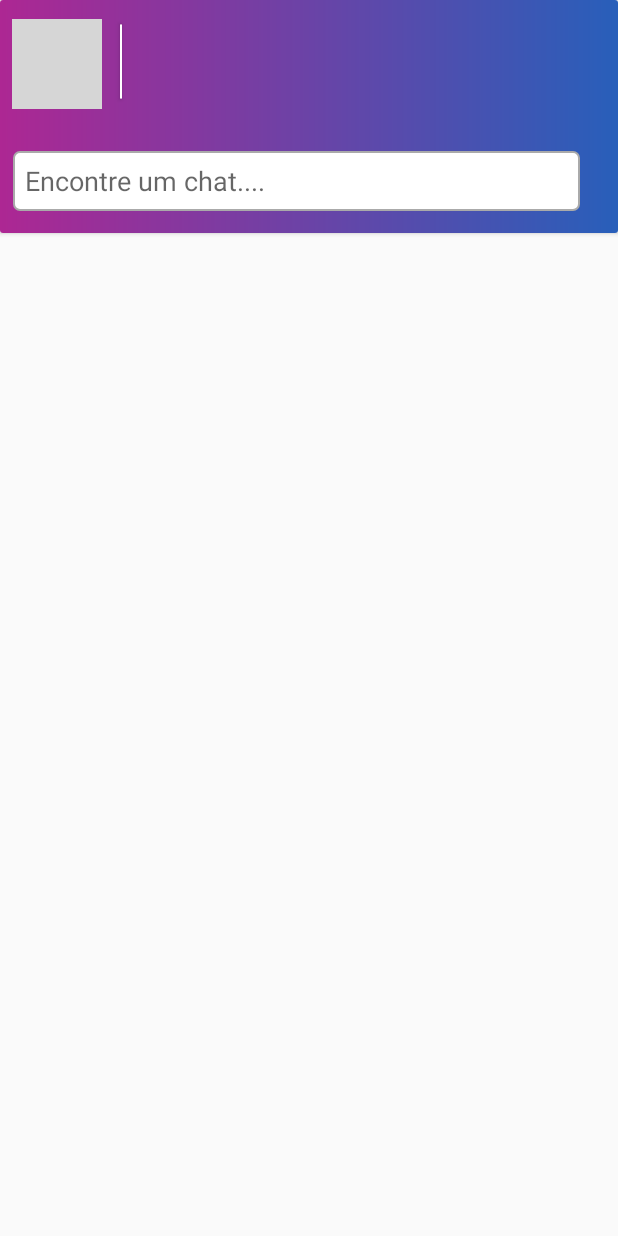
After one commit to feliperrella/SoftSong, an Android app: the Chats_Index screen opened directly, with no data from a screen before it, on a phone screen of 412 x 824 dp. The commit adds this screen. Run offline under Robolectric (Android 15) with nearby library versions, the phone set to English and light mode, and no system bars; our stand-ins replace CircleImageView; pictures from the network do not load; grey boxes are pictures that could not be loaded.

Commit message:
So algumas correçoes

```diff
--- a/app/build.gradle
+++ b/app/build.gradle
@@ -51,5 +51,6 @@ dependencies {
     implementation 'com.android.support:recyclerview-v7:27.0.0'
     implementation 'com.nightonke:boommenu:2.1.1'
     implementation 'com.google.android.exoplayer:exoplayer:2.7.2'
+    implementation 'com.github.chrisbanes:PhotoView:2.1.3'
 
 }
--- a/app/src/main/java/com/example/felip/softsong/ClasseConexao.java
+++ b/app/src/main/java/com/example/felip/softsong/ClasseConexao.java
@@ -9,7 +9,7 @@ import java.sql.SQLException;
 import static java.sql.DriverManager.getConnection;
 
 public class ClasseConexao {
-//public static String ip = "179.97.179.63";
+//public static String ip = "187.34.122.126";
 public static String ip = "192.168.15.17";
 
     @SuppressLint("NewApi")
--- a/app/src/main/java/com/example/felip/softsong/Home_Screen.java
+++ b/app/src/main/java/com/example/felip/softsong/Home_Screen.java
@@ -19,7 +19,6 @@ import android.view.animation.AnimationUtils;
 import android.widget.ImageView;
 import android.widget.ListView;
 import android.widget.RelativeLayout;
-import android.widget.Toast;
 
 import com.nightonke.boommenu.BoomButtons.BoomButton;
 import com.nightonke.boommenu.BoomButtons.OnBMClickListener;
@@ -91,7 +90,8 @@ public class Home_Screen extends Activity {
                                     {
                                         @Override
                                         public void run() {
-                                            Toast.makeText(getApplicationContext(), "Recurso em construçao!!", Toast.LENGTH_SHORT);
+                                            Intent x = new Intent(Home_Screen.this, Chats_Index.class);
+                                            startActivity(x, ActivityOptions.makeSceneTransitionAnimation(Home_Screen.this).toBundle());
                                         }}, 700);
                                     break;
                                 case 4:
@@ -126,7 +126,7 @@ public class Home_Screen extends Activity {
                 if(connection != null)
                 {
                     Statement stmt = connection.createStatement();
-                    ResultSet rs = stmt.executeQuery("Select Count(*) from tblSeguir where IDSeguido = " + Login_Screen.sharedPref.getString("id",""));
+                    ResultSet rs = stmt.executeQuery("Select Count(*) from tblSeguir where IDSeguindo = " + Login_Screen.sharedPref.getString("id",""));
                     if(rs != null && rs.next())
                     {
                         SharedPreferences.Editor editor = Login_Screen.sharedPref.edit();
--- a/app/src/main/java/com/example/felip/softsong/Login_Screen.java
+++ b/app/src/main/java/com/example/felip/softsong/Login_Screen.java
@@ -238,9 +238,9 @@ public class Login_Screen extends AppCompatActivity {
         @Override
         protected void onPostExecute(String r) {
             Toast.makeText(Login_Screen.this, r, Toast.LENGTH_SHORT).show();
-            finish();
             if (isSuccess) {
                 Toast.makeText(Login_Screen.this, r, Toast.LENGTH_SHORT).show();
+                finish();
             }
 
         }
--- a/app/src/main/java/com/example/felip/softsong/Perfil.java
+++ b/app/src/main/java/com/example/felip/softsong/Perfil.java
@@ -154,7 +154,7 @@ public class Perfil extends Activity {
                     message = "Error in connection with SQL server";
                 } else {
                     String sub1 = "(Select Count(*) from tblSeguir where IDSeguidor = " + Login_Screen.sharedPref.getString("id","") + ")";
-                    String sub2 = "(Select Count(*) from tblSeguir where IDSeguido =" + Login_Screen.sharedPref.getString("id","") +")";
+                    String sub2 = "(Select Count(*) from tblSeguir where IDSeguindo =" + Login_Screen.sharedPref.getString("id","") +")";
                     String sub3 = "(Select nome from tblUsuario where IDUsuario = " + Login_Screen.sharedPref.getString("id","") + ")";
                     String query = "select Count(*)," + sub1 + "," + sub2 + "," + sub3 + "from tblPost where ID_Usuario = " + Login_Screen.sharedPref.getString("id","");
                     Statement stmt = con.createStatement();
--- a/app/src/main/java/com/example/felip/softsong/PostDeals.java
+++ b/app/src/main/java/com/example/felip/softsong/PostDeals.java
@@ -67,7 +67,7 @@ public class PostDeals {
                 } else {
                     String query = "";
                     if(tipoquery.equals("all"))
-                        query = "Select (Select count(*) from tblCurtir where ID_Post = post.IDPost),(Select count(*) from tblCurtir where ID_Post = post.IDPost and ID_Usuario = " + Login_Screen.sharedPref.getString("id","") + ") as likou ,usu.username,usu.caminho_imagem, post.ID_Usuario,post.IDPost, post.titulo, post.legenda, post.data_horario, midia.caminho_imagem from tblPost as post  left join tblMidiaPost as midiapost on post.IDPost = midiapost.ID_Post left join tblMidia as midia on midiapost.ID_Midia = midia.IDMidia inner join tblUsuario as usu on post.ID_Usuario = usu.IDUsuario where post.ID_Usuario in (Select IDSeguido from tblSeguir where IDSeguidor = " + Login_Screen.sharedPref.getString("id","") + ") group by post.IDPost DESC";
+                        query = "Select (Select count(*) from tblCurtir where ID_Post = post.IDPost),(Select count(*) from tblCurtir where ID_Post = post.IDPost and ID_Usuario = " + Login_Screen.sharedPref.getString("id","") + ") as likou ,usu.username,usu.caminho_imagem, post.ID_Usuario,post.IDPost, post.titulo, post.legenda, post.data_horario, midia.caminho_imagem from tblPost as post  left join tblMidiaPost as midiapost on post.IDPost = midiapost.ID_Post left join tblMidia as midia on midiapost.ID_Midia = midia.IDMidia inner join tblUsuario as usu on post.ID_Usuario = usu.IDUsuario where post.ID_Usuario in (Select IDSeguindo from tblSeguir where IDSeguidor = " + Login_Screen.sharedPref.getString("id","") + ") group by post.IDPost DESC";
                     else if(tipoquery.equals("my"))
                         query = "Select (Select count(*) from tblCurtir where ID_Post = post.IDPost),(Select count(*) from tblCurtir where ID_Post = post.IDPost and ID_Usuario =" + Login_Screen.sharedPref.getString("id","") + ") as likou,usu.username,usu.caminho_imagem, post.ID_Usuario,post.IDPost, post.titulo, post.legenda, post.data_horario, midia.caminho_imagem from tblPost as post left join tblMidiaPost as midiapost on post.IDPost = midiapost.ID_Post left join tblMidia as midia on midiapost.ID_Midia = midia.IDMidia inner join tblUsuario as usu on post.ID_Usuario = usu.IDUsuario where post.ID_Usuario = " + Login_Screen.sharedPref.getString("id","") + " group by post.IDPost DESC";
                      else if(tipoquery.equals("spec"))
--- a/app/src/main/java/com/example/felip/softsong/Public_Perfil.java
+++ b/app/src/main/java/com/example/felip/softsong/Public_Perfil.java
@@ -183,9 +183,9 @@ public class Public_Perfil extends Activity{
                     message = "Error in connection with SQL server";
                 } else {
                     String sub1 = "(Select Count(IDSeguidor) from tblSeguir where IDSeguidor = (Select IDUsuario from tblUsuario where username ='" + Search.user + "'))";
-                    String sub2 = "(Select Count(IDSeguido) from tblSeguir where IDSeguido = (Select IDUsuario from tblUsuario where username ='" + Search.user +"'))";
+                    String sub2 = "(Select Count(IDSeguindo) from tblSeguir where IDSeguindo = (Select IDUsuario from tblUsuario where username ='" + Search.user +"'))";
                     String sub3 = "(Select IDBloqueado from tblBloqueio where IDBloqueador = " + Login_Screen.sharedPref.getString("id", "") + " and IDBloqueado = (Select IDUsuario from tblUsuario where username ='" + Search.user + "'))";
-                    String sub4 = "(Select IDSeguido from tblSeguir where IDSeguidor = " + Login_Screen.sharedPref.getString("id", "") + " and IDSeguido = (Select IDUsuario from tblUsuario where username = '" + Search.user + "'))";
+                    String sub4 = "(Select IDSeguindo from tblSeguir where IDSeguidor = " + Login_Screen.sharedPref.getString("id", "") + " and IDSeguindo = (Select IDUsuario from tblUsuario where username = '" + Search.user + "'))";
                     String sub5 = "(Select descricao from tblUsuario where username = '" + Search.user + "')";
                     String sub6 = "(select nome from tblUsuario where username = '" + Search.user + "')";
                     String query = "select Count(*)," + sub1 + "," + sub2 + "," + sub3 + "," + sub4 + "," + sub5 + "," + sub6 + " from tblPost where ID_Usuario = (Select IDUsuario from tblUsuario where username ='" + Search.user + "')";
--- a/app/src/main/java/com/example/felip/softsong/Seguidores_Seguidos.java
+++ b/app/src/main/java/com/example/felip/softsong/Seguidores_Seguidos.java
@@ -43,7 +43,7 @@ public class Seguidores_Seguidos extends Activity {
                     foto.clear();
                     name.clear();
                     Statement stmt = connection.createStatement();
-                    ResultSet rs = stmt.executeQuery(Op == "seguidos" ? "Select username, nome, caminho_imagem from tblUsuario where IDUsuario in (Select IDSeguido from tblSeguir where IDSeguidor = (Select IDUsuario from tblUsuario where username = '" + usu + "'))" : "Select username, nome, caminho_imagem from tblUsuario where IDUsuario in (Select IDSeguidor from tblSeguir where IDSeguido = (Select IDUsuario from tblUsuario where username = '" + usu + "'))");
+                    ResultSet rs = stmt.executeQuery(Op == "seguidos" ? "Select username, nome, caminho_imagem from tblUsuario where IDUsuario in (Select IDSeguindo from tblSeguir where IDSeguidor = (Select IDUsuario from tblUsuario where username = '" + usu + "'))" : "Select username, nome, caminho_imagem from tblUsuario where IDUsuario in (Select IDSeguidor from tblSeguir where IDSeguindo = (Select IDUsuario from tblUsuario where username = '" + usu + "'))");
                     rs.beforeFirst();
                     while(rs.next())
                     {
--- a/app/src/main/java/com/example/felip/softsong/atualizar_perfil.java
+++ b/app/src/main/java/com/example/felip/softsong/atualizar_perfil.java
@@ -53,7 +53,7 @@ public class atualizar_perfil extends Activity {
             @Override
             public void run() {
                 super.run();
-                Glide.with(getApplicationContext()).load("http://192.168.15.17/pictures/" + Login_Screen.sharedPref.getString("foto_perfil","")).into(perfil);
+                Glide.with(getApplicationContext()).load("http://192.168.15.17/pictures/" + Login_Screen.sharedPref.getString("foto_perfil","")).placeholder(R.drawable.ico_uso).into(perfil);
             }
         };
         foto.run();
--- a/app/src/main/res/drawable/gradient.xml
+++ b/app/src/main/res/drawable/gradient.xml
@@ -2,9 +2,8 @@
 <shape xmlns:android="http://schemas.android.com/apk/res/android"
     android:shape="rectangle">
     <gradient
-        android:startColor="#3D5069"
-        android:centerColor="#2A3c58"
-        android:endColor="#192943"
+        android:endColor="#285FBA"
+        android:startColor="#ad2793"
         android:angle="0"/>
     <corners
         android:radius="0dp"/>
--- /dev/null
+++ b/app/src/main/res/drawable/shape2.xml
@@ -0,0 +1,6 @@
+<?xml version="1.0" encoding="utf-8"?>
+<shape xmlns:android="http://schemas.android.com/apk/res/android">
+    <corners android:radius="4dp"/>
+    <stroke android:width="1dp" android:color="@android:color/darker_gray"/>
+    <solid android:color="#ffffff"></solid>
+</shape>
--- /dev/null
+++ b/app/src/main/res/layout/chats_index.xml
@@ -0,0 +1,105 @@
+<?xml version="1.0" encoding="utf-8"?>
+<android.support.constraint.ConstraintLayout
+    xmlns:android="http://schemas.android.com/apk/res/android"
+    xmlns:app="http://schemas.android.com/apk/res-auto"
+    xmlns:tools="http://schemas.android.com/tools"
+    android:layout_width="match_parent"
+    android:layout_height="match_parent">
+
+    <android.support.v7.widget.CardView
+        android:id="@+id/cardView6"
+        android:layout_width="match_parent"
+        android:layout_height="155dp"
+        app:layout_constraintEnd_toEndOf="parent"
+        app:layout_constraintStart_toStartOf="parent"
+        app:layout_constraintTop_toTopOf="parent">
+
+        <android.support.constraint.ConstraintLayout
+            android:layout_width="match_parent"
+            android:layout_height="match_parent"
+            android:background="@drawable/gradient">
+
+            <de.hdodenhof.circleimageview.CircleImageView
+                android:id="@+id/perfil"
+                android:layout_width="60dp"
+                android:layout_height="60dp"
+                android:layout_marginStart="8dp"
+                android:layout_marginTop="8dp"
+                android:layout_marginBottom="8dp"
+                app:layout_constraintBottom_toTopOf="@+id/guideline25"
+                app:layout_constraintStart_toStartOf="parent"
+                app:layout_constraintTop_toTopOf="parent" />
+
+            <android.support.v7.widget.CardView
+                android:id="@+id/cardView5"
+                android:layout_width="1dp"
+                android:layout_height="50dp"
+                android:layout_marginStart="12dp"
+                android:layout_marginTop="8dp"
+                android:layout_marginBottom="8dp"
+                android:background="@drawable/line_background"
+                app:layout_constraintBottom_toTopOf="@+id/guideline25"
+                app:layout_constraintStart_toEndOf="@+id/perfil"
+                app:layout_constraintTop_toTopOf="parent"
+                app:layout_constraintVertical_bias="0.421" />
+
+            <TextView
+                android:id="@+id/idUsuario"
+                android:layout_width="wrap_content"
+                android:layout_height="wrap_content"
+                android:layout_marginStart="12dp"
+                android:layout_marginTop="8dp"
+                android:layout_marginBottom="8dp"
+                android:text="FelipePerrella"
+                android:textColor="#ffffff"
+                android:textStyle="bold|italic"
+                app:layout_constraintBottom_toTopOf="@+id/guideline25"
+                app:layout_constraintStart_toEndOf="@+id/cardView5"
+                app:layout_constraintTop_toTopOf="parent"
+                app:layout_constraintVertical_bias="0.48" />
+
+            <android.support.constraint.Guideline
+                android:id="@+id/guideline25"
+                android:layout_width="wrap_content"
+                android:layout_height="wrap_content"
+                android:orientation="horizontal"
+                app:layout_constraintGuide_begin="20dp"
+                app:layout_constraintGuide_percent="0.55" />
+
+            <EditText
+                android:id="@+id/editText"
+                android:layout_width="378dp"
+                android:layout_height="40dp"
+                android:layout_marginStart="8dp"
+                android:layout_marginTop="8dp"
+                android:layout_marginEnd="15dp"
+                android:layout_marginBottom="8dp"
+                android:background="@drawable/shape2"
+                android:ems="10"
+                android:hint="Encontre um chat...."
+                android:inputType="textPersonName"
+                android:paddingStart="8dp"
+                android:textColor="#495057"
+                app:layout_constraintBottom_toBottomOf="parent"
+                app:layout_constraintEnd_toEndOf="parent"
+                app:layout_constraintHorizontal_bias="0.07"
+                app:layout_constraintStart_toStartOf="parent"
+                app:layout_constraintTop_toTopOf="@+id/guideline25" />
+
+        </android.support.constraint.ConstraintLayout>
+
+    </android.support.v7.widget.CardView>
+
+    <ListView
+        android:id="@+id/chats"
+        android:layout_width="match_parent"
+        android:layout_height="match_parent"
+        android:layout_marginTop="156dp"
+        app:layout_constraintBottom_toBottomOf="parent"
+        app:layout_constraintEnd_toEndOf="parent"
+        app:layout_constraintStart_toStartOf="parent"
+        app:layout_constraintTop_toBottomOf="@+id/cardView6" />
+
+
+
+</android.support.constraint.ConstraintLayout>
--- a/app/src/main/res/layout/create_post.xml
+++ b/app/src/main/res/layout/create_post.xml
@@ -30,7 +30,7 @@
         android:layout_marginTop="8dp"
         android:layout_marginEnd="8dp"
         android:layout_marginBottom="8dp"
-        android:background="@drawable/button_shape"
+        android:background="@drawable/button_layout2"
         android:text="Postar"
         android:textColor="#ffffff"
         app:layout_constraintBottom_toBottomOf="parent"
--- a/app/src/main/res/layout/dashboard.xml
+++ b/app/src/main/res/layout/dashboard.xml
@@ -4,7 +4,7 @@
     xmlns:app="http://schemas.android.com/apk/res-auto"
     android:layout_width="match_parent"
     android:layout_height="match_parent"
-    android:background="@drawable/gradient_atualizado2">
+    android:background="@drawable/gradient">
 
 
     <RelativeLayout
--- a/app/src/main/res/layout/home_screen.xml
+++ b/app/src/main/res/layout/home_screen.xml
@@ -10,7 +10,7 @@
     <android.support.v7.widget.CardView
         android:id="@+id/cardView3"
         android:layout_width="match_parent"
-        android:layout_height="50dp"
+        android:layout_height="40dp"
         app:cardElevation="10dp"
         app:layout_constraintEnd_toEndOf="parent"
         app:layout_constraintStart_toStartOf="parent"
--- a/app/src/main/res/layout/postpics.xml
+++ b/app/src/main/res/layout/postpics.xml
@@ -6,11 +6,11 @@
     android:layout_width="match_parent"
     android:layout_height="match_parent">
 
-    <ImageView
+    <com.github.chrisbanes.photoview.PhotoView
         android:id="@+id/imgpic"
         android:layout_width="match_parent"
         android:layout_height="250dp"
-        app:srcCompat="@drawable/ico_notification"
+        android:background="@drawable/ic_logo2"
         tools:layout_editor_absoluteX="0dp"
         tools:layout_editor_absoluteY="0dp"
         />
--- a/app/src/main/res/layout/seguidores_seguidos.xml
+++ b/app/src/main/res/layout/seguidores_seguidos.xml
@@ -25,6 +25,7 @@
 
         <RelativeLayout
             android:id="@+id/relativeUs"
+            android:background="@drawable/gradient_atualizado"
             android:layout_width="match_parent"
             android:layout_height="match_parent"
             android:layout_alignParentStart="true"
@@ -39,6 +40,7 @@
                 android:layout_marginLeft="70dp"
                 android:layout_marginTop="8dp"
                 android:text="Seguidores"
+                android:textColor="#ffffff"
                 android:textSize="23dp"
                 android:textStyle="bold" />
 
```
Also changed, not shown: app/src/main/AndroidManifest.xml (+12 -11 lines), app/src/main/java/com/example/felip/softsong/Chats_Index.java (added, +78 -0 lines), app/src/main/java/com/example/felip/softsong/Search.java (+13 -7 lines).
